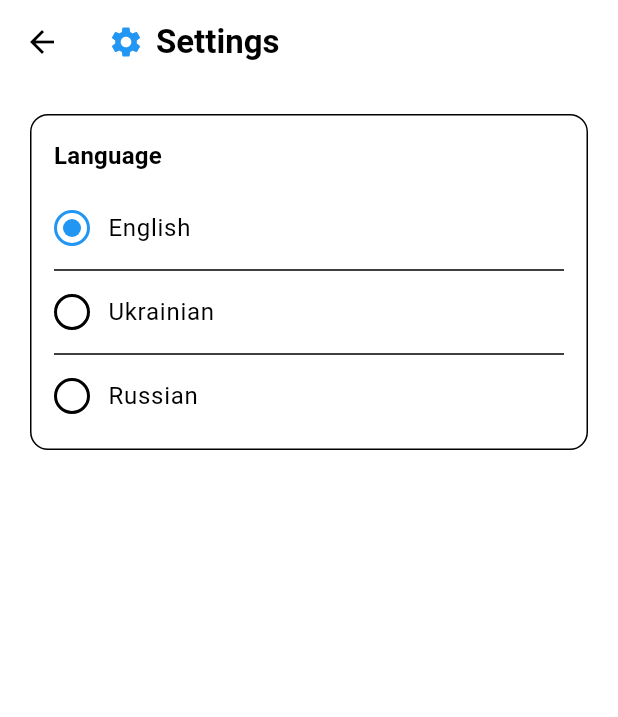
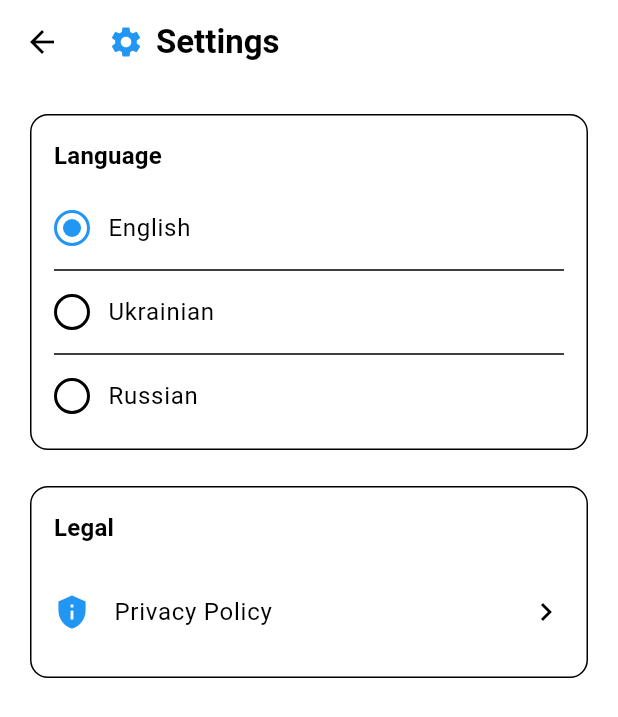
Before and after one commit to OnlyTarg/my-freezer, a Flutter app: the SettingsPage screen opened by its route, on a phone screen of 412 x 824 dp. Shown: the top 717 px of the screen. Run offline on Flutter 3.47's test engine with Material 3 defaults, Android fonts, the phone set to English and light mode, and no system bars; our stand-ins replace auto_route, bloc, equatable, flutter_bloc, freezed_annotation, get_it and 4 more; accounts and stored records are empty; generated files the repository leaves out were written again.

Commit message:
Update privacy policy, localization, routes, and build AAB for release 1.0.0+2

```diff
--- a/lib/core/config/app_router.dart
+++ b/lib/core/config/app_router.dart
@@ -4,6 +4,7 @@ import '../../features/freezer/pages/freezer_list_page.dart';
 import '../../features/freezer/pages/freezer_detail_page.dart';
 import '../../features/product/pages/product_detail_page.dart';
 import '../../features/settings/pages/settings_page.dart';
+import '../../features/settings/privacy_policy_screen.dart';
 import '../transitions/fade_page_route.dart';
 
 part 'app_router.gr.dart';
@@ -47,5 +48,15 @@ class AppRouter extends _$AppRouter {
             ).buildTransitions(context, animation, secondaryAnimation, child);
           },
         ),
+        CustomRoute(
+          path: '/privacy-policy',
+          page: PrivacyPolicyRoute.page,
+          transitionsBuilder: (context, animation, secondaryAnimation, child) {
+            return FadePageRoute(
+              child: child,
+              duration: const Duration(milliseconds: 300),
+            ).buildTransitions(context, animation, secondaryAnimation, child);
+          },
+        ),
       ];
 }
--- a/lib/features/settings/pages/settings_page.dart
+++ b/lib/features/settings/pages/settings_page.dart
@@ -1,5 +1,6 @@
 import 'package:auto_route/auto_route.dart';
 import 'package:flutter/material.dart';
+import 'package:my_freezer/core/config/app_router.dart';
 import 'package:provider/provider.dart';
 import '../../../core/services/locale_service.dart';
 import 'package:flutter_gen/gen_l10n/app_localizations.dart';
@@ -91,6 +92,45 @@ class SettingsPage extends StatelessWidget {
                 ),
               ),
             ),
+            const SizedBox(height: 16),
+            Card(
+              elevation: 0,
+              shape: RoundedRectangleBorder(
+                borderRadius: BorderRadius.circular(12),
+                side: BorderSide(color: theme.colorScheme.outline),
+              ),
+              child: Padding(
+                padding: const EdgeInsets.all(16),
+                child: Column(
+                  crossAxisAlignment: CrossAxisAlignment.start,
+                  children: [
+                    Text(
+                      l10n.legal,
+                      style: theme.textTheme.titleMedium?.copyWith(
+                        fontWeight: FontWeight.bold,
+                        color: theme.colorScheme.onSurface,
+                      ),
+                    ),
+                    const SizedBox(height: 16),
+                    ListTile(
+                      contentPadding: EdgeInsets.zero,
+                      leading: Icon(Icons.privacy_tip,
+                          color: theme.colorScheme.primary),
+                      title: Text(
+                        l10n.privacyPolicy,
+                        style: theme.textTheme.bodyLarge?.copyWith(
+                          color: theme.colorScheme.onSurface,
+                        ),
+                      ),
+                      trailing: Icon(Icons.chevron_right,
+                          color: theme.colorScheme.onSurfaceVariant),
+                      onTap: () =>
+                          context.router.push(const PrivacyPolicyRoute()),
+                    ),
+                  ],
+                ),
+              ),
+            ),
           ],
         ),
       ),
--- a/lib/l10n/app_en.arb
+++ b/lib/l10n/app_en.arb
@@ -237,5 +237,13 @@
   "errorPickingImage": "Error picking image: {error}",
   "@errorPickingImage": {"description": "Error message for picking image.", "placeholders": {"error": {}}},
   "camera": "Camera",
-  "@camera": {"description": "Label for camera button."}
+  "@camera": {"description": "Label for camera button."},
+  "privacyPolicy": "Privacy Policy",
+  "@privacyPolicy": {
+    "description": "Title for the privacy policy page."
+  },
+  "legal": "Legal",
+  "@legal": {
+    "description": "Title for the legal section in settings."
+  }
 }
--- a/lib/l10n/app_ru.arb
+++ b/lib/l10n/app_ru.arb
@@ -237,5 +237,13 @@
   "errorPickingImage": "Ошибка выбора изображения: {error}",
   "@errorPickingImage": {"description": "Error message for picking image.", "placeholders": {"error": {}}},
   "camera": "Камера",
-  "@camera": {"description": "Label for camera button."}
+  "@camera": {"description": "Label for camera button."},
+  "privacyPolicy": "Политика конфиденциальности",
+  "@privacyPolicy": {
+    "description": "Title for the privacy policy page."
+  },
+  "legal": "Правовая информация",
+  "@legal": {
+    "description": "Title for the legal section in settings."
+  }
 }
--- a/lib/l10n/app_uk.arb
+++ b/lib/l10n/app_uk.arb
@@ -237,5 +237,13 @@
   "errorPickingImage": "Помилка вибору зображення: {error}",
   "@errorPickingImage": {"description": "Error message for picking image.", "placeholders": {"error": {}}},
   "camera": "Камера",
-  "@camera": {"description": "Label for camera button."}
+  "@camera": {"description": "Label for camera button."},
+  "privacyPolicy": "Політика конфіденційності",
+  "@privacyPolicy": {
+    "description": "Title for the privacy policy page."
+  },
+  "legal": "Правова інформація",
+  "@legal": {
+    "description": "Title for the legal section in settings."
+  }
 }
```
Also changed, not shown: lib/features/settings/privacy_policy_screen.dart (added, +157 -0 lines), pubspec.yaml (+35 -1 lines), assets/icons/app_icon.png (added), assets/images/splash.png (added), lib/core/config/app_router.gr.dart, pubspec.lock, 31 other files.
